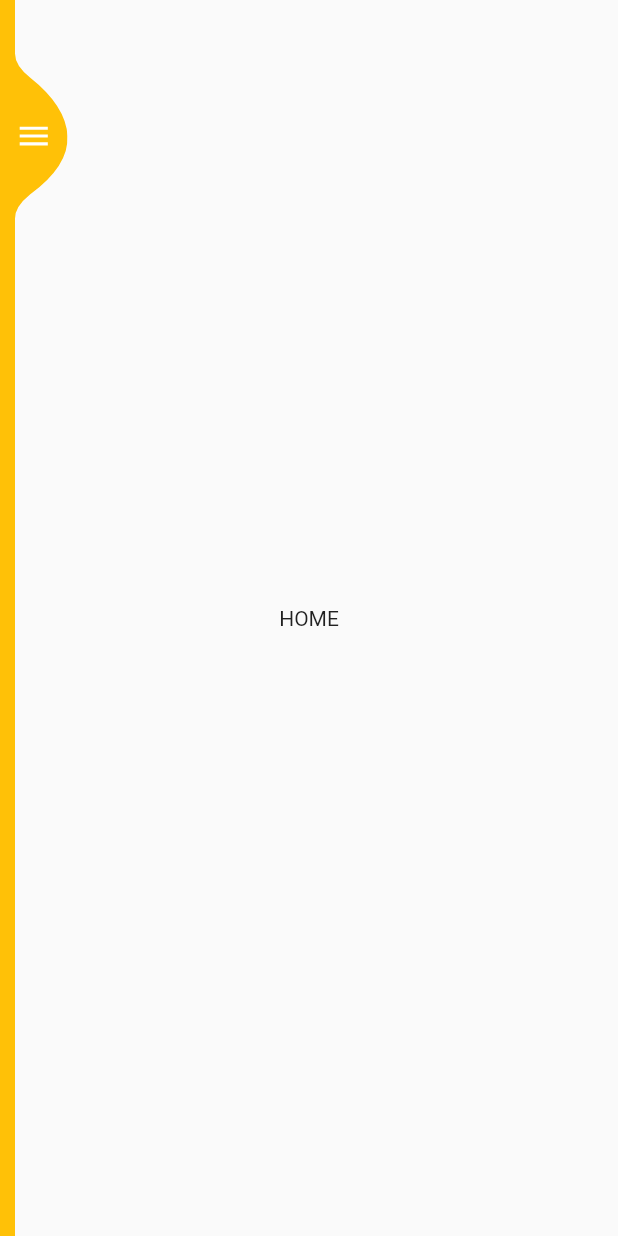
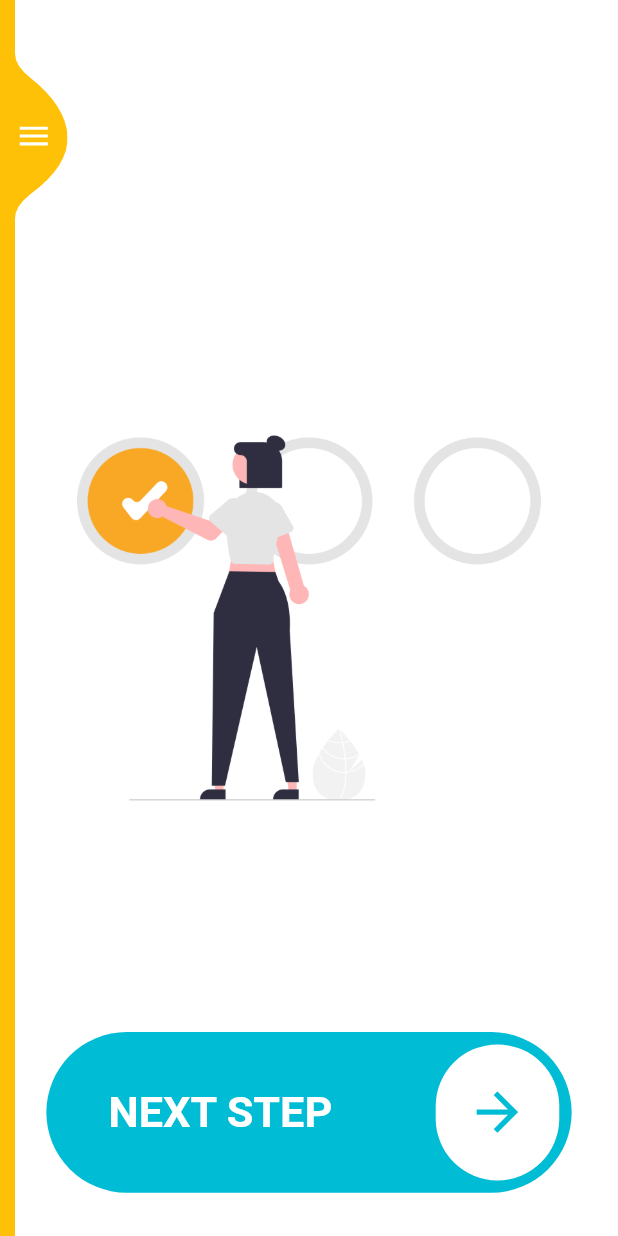
Before and after one commit to MariaMilena/MyAppPersonal, a Flutter app: the screen it shows after launch, on a phone screen of 412 x 824 dp. Run offline on Flutter 3.47's test engine with Material 2 defaults, Android fonts, the light colour scheme and no system bars; our stand-ins replace font_awesome_flutter, rxdart.

Commit message:
feat: Tela principal

```diff
--- /dev/null
+++ b/aplication/lib/pages/botao_next.dart
@@ -0,0 +1,57 @@
+import 'package:flutter/material.dart';
+
+class Botao_next extends StatelessWidget {
+  const Botao_next({Key key}) : super(key: key);
+
+  @override
+  Widget build(BuildContext context) {
+    Size size = MediaQuery.of(context).size;
+    return Stack(
+      alignment: Alignment.center,
+      children: [
+        Positioned(
+          bottom: size.height*0.035,
+          child: GestureDetector(
+            onTap: () {
+              const snackBar = SnackBar(content: Text("Proximo"));
+              ScaffoldMessenger.of(context).showSnackBar(snackBar);
+            },
+            child: Container(
+              width: size.width*0.85,
+              height: size.height*0.13,
+              decoration: BoxDecoration(
+                color: Colors.cyan,
+                borderRadius: BorderRadius.circular(size.height*0.07)
+              ),
+              child: Row(
+                mainAxisAlignment: MainAxisAlignment.spaceBetween,
+                children: [
+                  Padding(
+                    padding: EdgeInsets.only(left: size.width*0.1),
+                    child: Text("NEXT STEP", style: TextStyle(fontSize: size.height*0.035, fontWeight: FontWeight.w600, color: Colors.white)),
+                  ),
+                  Padding(
+                    padding: EdgeInsets.only(right: size.width*0.02),
+                    child: Container(
+                      width: size.width*0.2,
+                      height: size.height*0.11,
+                      decoration: BoxDecoration(
+                          color: Colors.white,
+                          borderRadius: BorderRadius.circular(size.height*0.07)
+                      ),
+                      child: Icon(
+                        Icons.arrow_forward_outlined,
+                        color: Colors.cyan,
+                        size: size.width*0.1,
+                      ),
+                    ),
+                  )
+                ],
+              ),
+            ),
+          ),
+        ),
+      ],
+    );
+  }
+}
--- a/aplication/lib/pages/pagina_teste.dart
+++ b/aplication/lib/pages/pagina_teste.dart
@@ -5,8 +5,17 @@ class HomePage extends StatelessWidget {
 
   @override
   Widget build(BuildContext context) {
+    Size size = MediaQuery.of(context).size;
     return Container(
-      child: Center(child: Text("HOME")),
+      width: size.width,
+      height: size.height,
+      decoration: BoxDecoration(
+        color: Colors.white,
+        image: DecorationImage(
+          fit: BoxFit.fitWidth,
+          image: AssetImage("assets/imgPrinc.png"),
+        )
+      ),
     );
   }
 }
--- a/aplication/lib/sidebar/saidebar_layout.dart
+++ b/aplication/lib/sidebar/saidebar_layout.dart
@@ -2,6 +2,7 @@ import 'package:flutter/material.dart';
 
 import '../sidebar/sidebar.dart';
 import '../pages/pagina_teste.dart';
+import 'package:aplication/pages/botao_next.dart';
 
 class SidebarLayout extends StatelessWidget {
   const SidebarLayout({Key key}) : super(key: key);
@@ -12,7 +13,8 @@ class SidebarLayout extends StatelessWidget {
       body: Stack(
         children: [
           HomePage(),
-          SideBar()
+          SideBar(),
+          Botao_next()
         ],
       ),
     );
```
Also changed, not shown: aplication/assets/imgPrinc.png (added).
